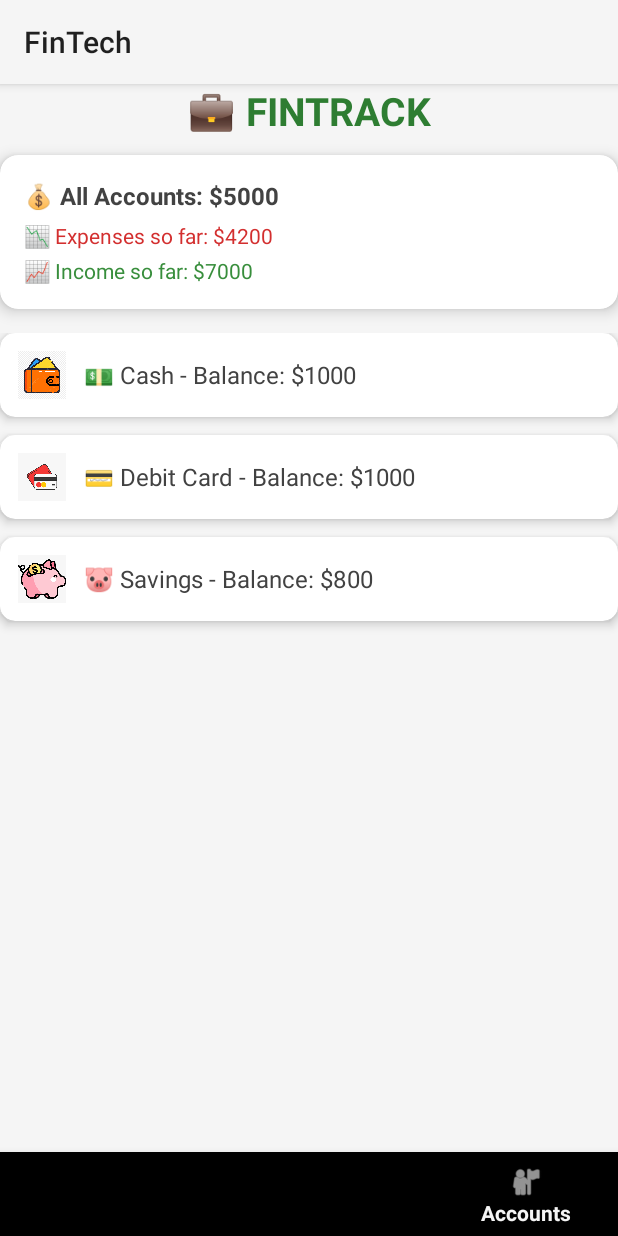
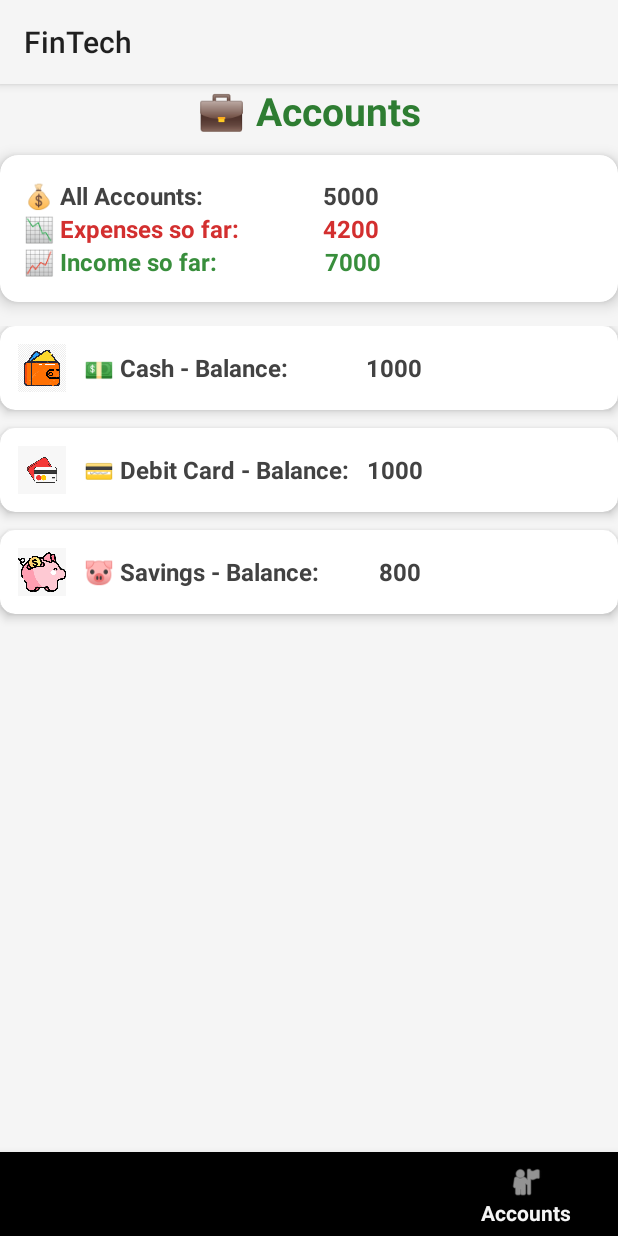
Before and after one commit to Tharun7075/FINTRACK, an Android app: the AccountsActivity screen opened directly, with no data from a screen before it, on a phone screen of 412 x 824 dp. Run offline under Robolectric (Android 15) with nearby library versions, the phone set to English and light mode, and no system bars.

Commit message:
modified accounts page

```diff
--- a/app/src/main/java/com/example/fintech/AccountsActivity.java
+++ b/app/src/main/java/com/example/fintech/AccountsActivity.java
@@ -2,6 +2,7 @@ package com.example.fintech;
 
 import android.content.Intent;
 import android.os.Bundle;
+import android.widget.EditText;
 
 import androidx.activity.EdgeToEdge;
 import androidx.appcompat.app.AppCompatActivity;
@@ -13,18 +14,29 @@ import com.google.android.material.bottomnavigation.BottomNavigationView;
 
 public class AccountsActivity extends AppCompatActivity {
 
+    EditText editCash, editDebit, editSavings, editAllAccounts, editExpenses, editIncome;
+
     @Override
     protected void onCreate(Bundle savedInstanceState) {
         super.onCreate(savedInstanceState);
         EdgeToEdge.enable(this);
         setContentView(R.layout.activity_accounts);
+
         ViewCompat.setOnApplyWindowInsetsListener(findViewById(R.id.main), (v, insets) -> {
             Insets systemBars = insets.getInsets(WindowInsetsCompat.Type.systemBars());
             v.setPadding(systemBars.left, systemBars.top, systemBars.right, systemBars.bottom);
             return insets;
         });
+
+        editCash = findViewById(R.id.editCash);
+        editDebit = findViewById(R.id.editDebit);
+        editSavings = findViewById(R.id.editSavings);
+        editAllAccounts = findViewById(R.id.editAllAccounts);
+        editExpenses = findViewById(R.id.editExpenses);
+        editIncome = findViewById(R.id.editIncome);
+
         BottomNavigationView bottomNav = findViewById(R.id.bottom_navigation);
-        bottomNav.setSelectedItemId(R.id.nav_accounts); // Highlight Records icon
+        bottomNav.setSelectedItemId(R.id.nav_accounts);
 
         bottomNav.setOnItemSelectedListener(item -> {
             int itemId = item.getItemId();
--- a/app/src/main/res/layout/activity_accounts.xml
+++ b/app/src/main/res/layout/activity_accounts.xml
@@ -15,7 +15,7 @@
         android:id="@+id/headerTitle"
         android:layout_width="wrap_content"
         android:layout_height="wrap_content"
-        android:text="💼 FINTRACK"
+        android:text="💼 Accounts"
         android:textSize="26sp"
         android:textStyle="bold"
         android:textColor="#2E7D32"
@@ -37,33 +37,39 @@
 
         <LinearLayout
             android:layout_width="match_parent"
-            android:layout_height="wrap_content"
+            android:layout_height="match_parent"
             android:orientation="vertical"
             android:padding="16dp">
 
-            <TextView
+            <EditText
+                android:id="@+id/editAllAccounts"
                 android:layout_width="wrap_content"
                 android:layout_height="wrap_content"
-                android:text="💰 All Accounts: $5000"
+                android:background="@android:color/transparent"
+                android:text="💰 All Accounts:                    5000"
+                android:textColor="#424242"
                 android:textSize="16sp"
-                android:textStyle="bold"
-                android:textColor="#424242"
-                android:layout_marginBottom="6dp" />
+                android:textStyle="bold" />
 
-            <TextView
+            <EditText
+                android:id="@+id/editExpenses"
                 android:layout_width="wrap_content"
                 android:layout_height="wrap_content"
-                android:text="📉 Expenses so far: $4200"
-                android:textSize="14sp"
+                android:background="@android:color/transparent"
+                android:text="📉 Expenses so far:              4200"
                 android:textColor="#D32F2F"
-                android:layout_marginBottom="4dp" />
+                android:textSize="16sp"
+                android:textStyle="bold" />
 
-            <TextView
+            <EditText
+                android:id="@+id/editIncome"
                 android:layout_width="wrap_content"
                 android:layout_height="wrap_content"
-                android:text="📈 Income so far: $7000"
-                android:textSize="14sp"
-                android:textColor="#388E3C" />
+                android:background="@android:color/transparent"
+                android:text="📈 Income so far:                  7000"
+                android:textColor="#388E3C"
+                android:textSize="16sp"
+                android:textStyle="bold" />
         </LinearLayout>
     </androidx.cardview.widget.CardView>
 
@@ -84,7 +90,6 @@
             android:layout_height="wrap_content"
             android:orientation="vertical">
 
-            <!-- Account Card Template -->
             <!-- Cash -->
             <androidx.cardview.widget.CardView
                 android:layout_width="match_parent"
@@ -107,12 +112,15 @@
                         android:contentDescription="Wallet Icon"
                         android:layout_marginEnd="12dp" />
 
-                    <TextView
+                    <EditText
+                        android:id="@+id/editCash"
+                        android:layout_width="wrap_content"
                         android:layout_height="wrap_content"
-                        android:layout_width="wrap_content"
-                        android:text="💵 Cash - Balance: $1000"
+                        android:text="💵 Cash - Balance:             1000"
                         android:textSize="16sp"
-                        android:textColor="#424242" />
+                        android:textStyle="bold"
+                        android:textColor="#424242"
+                        android:background="@android:color/transparent"/>
                 </LinearLayout>
             </androidx.cardview.widget.CardView>
 
@@ -138,12 +146,15 @@
                         android:contentDescription="Card Icon"
                         android:layout_marginEnd="12dp" />
 
-                    <TextView
+                    <EditText
+                        android:id="@+id/editDebit"
+                        android:layout_width="wrap_content"
                         android:layout_height="wrap_content"
-                        android:layout_width="wrap_content"
-                        android:text="💳 Debit Card - Balance: $1000"
+                        android:text="💳 Debit Card - Balance:   1000"
                         android:textSize="16sp"
-                        android:textColor="#424242" />
+                        android:textStyle="bold"
+                        android:textColor="#424242"
+                        android:background="@android:color/transparent"/>
                 </LinearLayout>
             </androidx.cardview.widget.CardView>
 
@@ -169,23 +180,26 @@
                         android:contentDescription="Savings Icon"
                         android:layout_marginEnd="12dp" />
 
-                    <TextView
+                    <EditText
+                        android:id="@+id/editSavings"
                         android:layout_width="wrap_content"
                         android:layout_height="wrap_content"
-                        android:text="🐷 Savings - Balance: $800"
+                        android:text="🐷 Savings - Balance:          800"
                         android:textSize="16sp"
-                        android:textColor="#424242" />
+                        android:textStyle="bold"
+                        android:textColor="#424242"
+                        android:background="@android:color/transparent"/>
                 </LinearLayout>
             </androidx.cardview.widget.CardView>
+
         </LinearLayout>
     </ScrollView>
 
-    <!-- Bottom Navigation (unchanged) -->
+    <!-- Bottom Navigation -->
     <com.google.android.material.bottomnavigation.BottomNavigationView
         android:id="@+id/bottom_navigation"
         android:layout_width="match_parent"
         android:layout_height="wrap_content"
         app:layout_constraintBottom_toBottomOf="parent"
-        app:layout_constraintEnd_toEndOf="parent"
         app:menu="@menu/bottom_nav_menu" />
 </androidx.constraintlayout.widget.ConstraintLayout>
```
Also changed, not shown: 1 other file.
